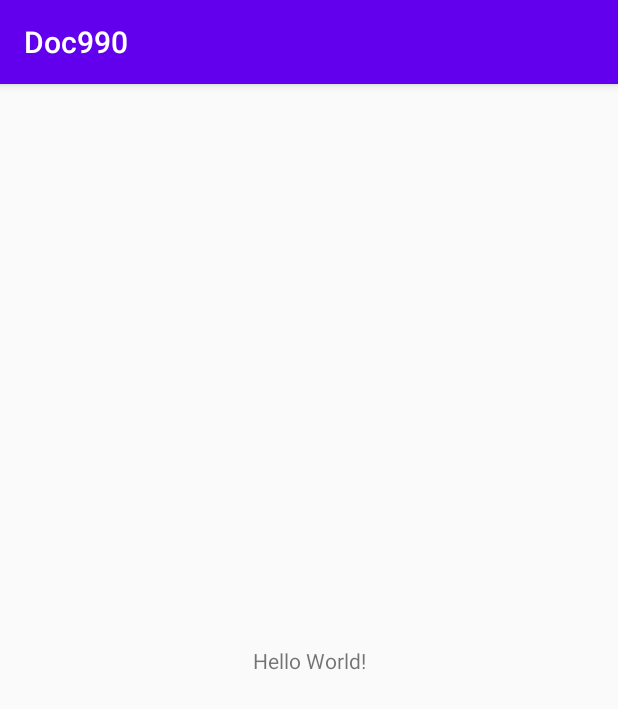
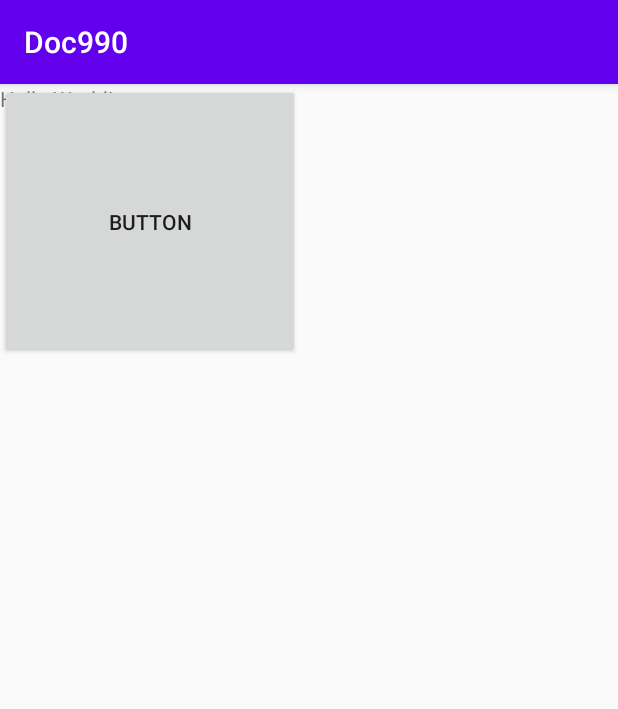
Before and after one commit to shehai/Doc990, an Android app: the screen it shows after launch (MainActivity), on a phone screen of 412 x 824 dp. Shown: the top 709 px of the screen. Run offline under Robolectric (Android 15) with nearby library versions, the phone set to English and light mode, and no system bars.

Commit message:
Button added

```diff
--- a/app/src/main/res/layout/activity_main.xml
+++ b/app/src/main/res/layout/activity_main.xml
@@ -1,5 +1,5 @@
 <?xml version="1.0" encoding="utf-8"?>
-<androidx.constraintlayout.widget.ConstraintLayout xmlns:android="http://schemas.android.com/apk/res/android"
+<RelativeLayout xmlns:android="http://schemas.android.com/apk/res/android"
     xmlns:app="http://schemas.android.com/apk/res-auto"
     xmlns:tools="http://schemas.android.com/tools"
     android:layout_width="match_parent"
@@ -9,10 +9,12 @@
     <TextView
         android:layout_width="wrap_content"
         android:layout_height="wrap_content"
-        android:text="Hello World!"
-        app:layout_constraintBottom_toBottomOf="parent"
-        app:layout_constraintLeft_toLeftOf="parent"
-        app:layout_constraintRight_toRightOf="parent"
-        app:layout_constraintTop_toTopOf="parent" />
+        android:text="Hello World!" />
 
-</androidx.constraintlayout.widget.ConstraintLayout>
+    <Button
+        android:id="@+id/button2"
+        android:layout_width="200dp"
+        android:layout_height="183dp"
+        android:text="Button" />
+
+</RelativeLayout>
```
